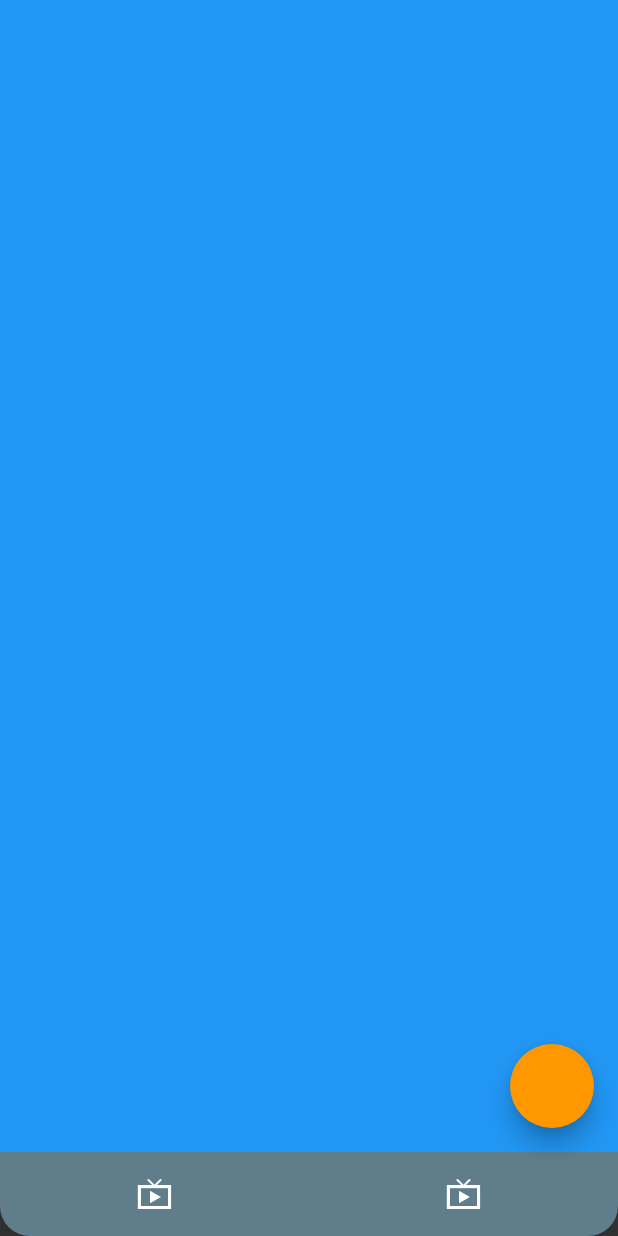
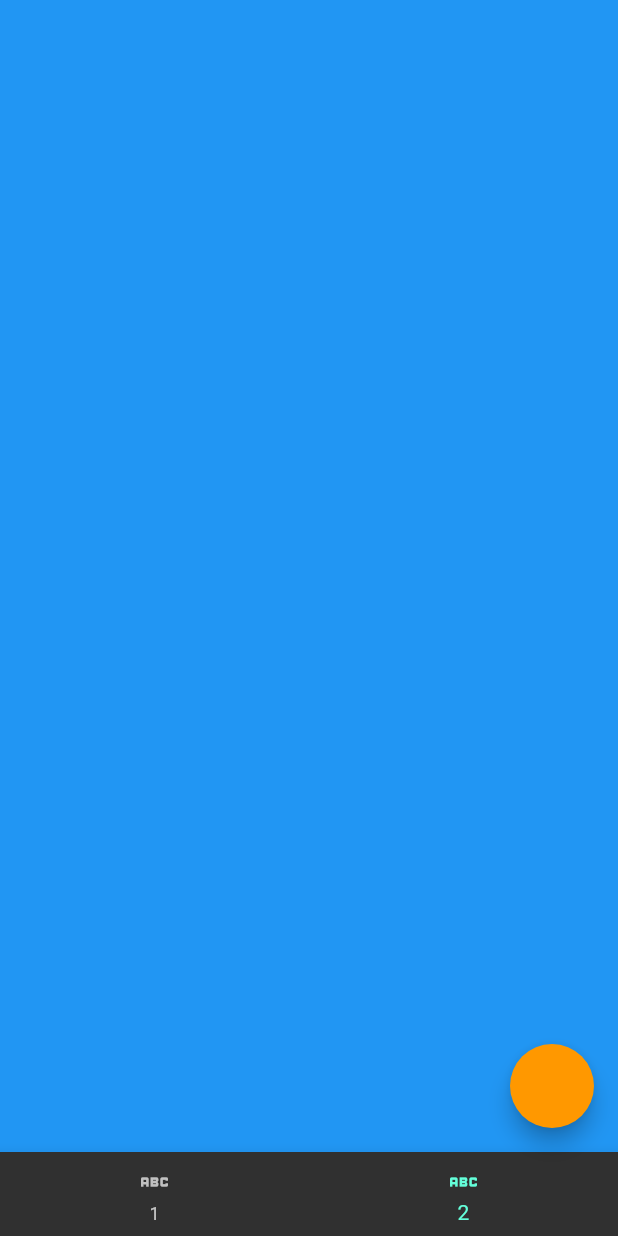
Before and after one commit to franciscoestebanfigueroa/noticias, a Flutter app: the screen it shows after launch, on a phone screen of 412 x 824 dp. Run offline on Flutter 3.47's test engine with Material 2 defaults, Android fonts, the phone set to English and light mode, and no system bars.

Commit message:
navigator bar

```diff
--- a/lib/screens/custom_navigator_bar.dart
+++ b/lib/screens/custom_navigator_bar.dart
@@ -5,21 +5,12 @@ class CustomNavigatorBar extends StatelessWidget {
 
   @override
   Widget build(BuildContext context) {
-    return ClipRRect(
-      borderRadius: BorderRadius.only(
-          bottomRight: Radius.circular(20), bottomLeft: Radius.circular(20)),
-      child: Container(
-        color: Colors.blueGrey,
-        height: kBottomNavigationBarHeight,
-        width: double.infinity,
-        child: Row(
-          mainAxisAlignment: MainAxisAlignment.spaceAround,
-          children: [
-            IconButton(onPressed: () {}, icon: const Icon(Icons.live_tv_sharp)),
-            IconButton(onPressed: () {}, icon: const Icon(Icons.live_tv_sharp))
-          ],
-        ),
-      ),
+    return BottomNavigationBar(
+      currentIndex: 1,
+      items: [
+        BottomNavigationBarItem(label: '1', icon: Icon(Icons.abc)),
+        BottomNavigationBarItem(label: '2', icon: Icon(Icons.abc)),
+      ],
     );
   }
 }
```
